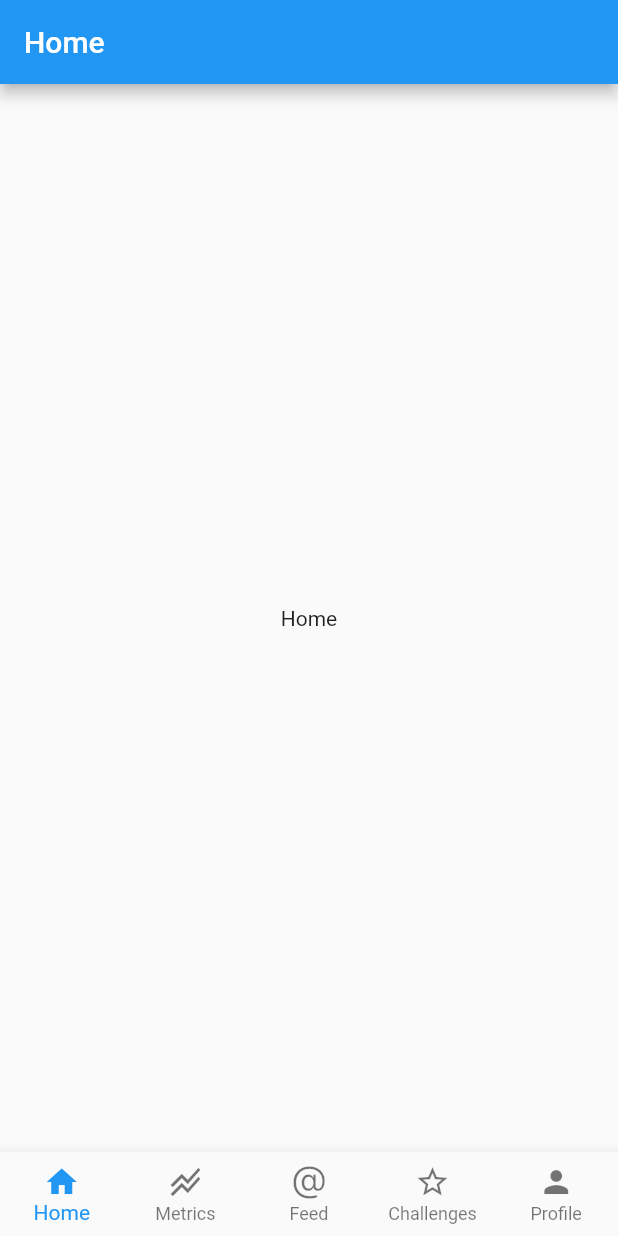
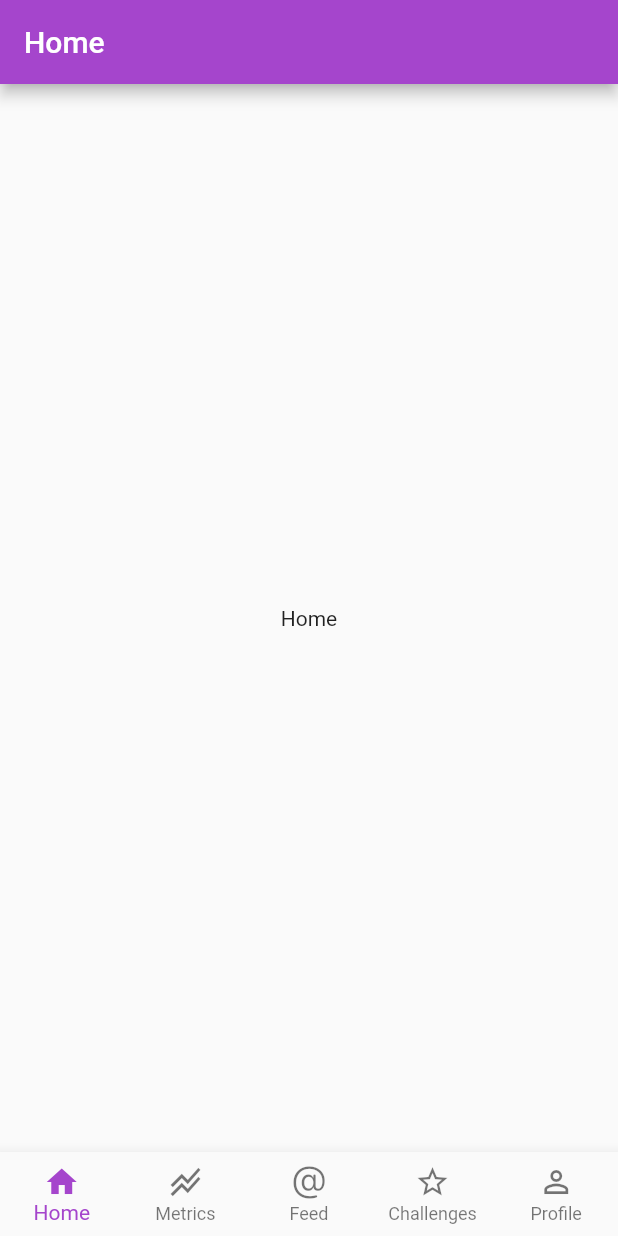
Before and after one commit to bakhtw1/Trifit, a Flutter app: the screen it shows after launch, on a phone screen of 412 x 824 dp. Run offline on Flutter 3.47's test engine with Material 2 defaults, Android fonts, the phone set to English and light mode, and no system bars.

Commit message:
Add custom style

```diff
--- /dev/null
+++ b/lib/assets/Styles.dart
@@ -0,0 +1,18 @@
+import 'package:flutter/material.dart';
+
+/*
+  This file can hold all of the custom colors / themes that we plan on using throughout the app (text styles, etc.)
+*/
+Map<int, Color> trifitColor =
+  {
+    50:Color.fromRGBO (165, 69, 204, .1),
+    100:Color.fromRGBO(165, 69, 204, .2),
+    200:Color.fromRGBO(165, 69, 204, .3),
+    300:Color.fromRGBO(165, 69, 204, .4),
+    400:Color.fromRGBO(165, 69, 204, .5),
+    500:Color.fromRGBO(165, 69, 204, .6),
+    600:Color.fromRGBO(165, 69, 204, .7),
+    700:Color.fromRGBO(165, 69, 204, .8),
+    800:Color.fromRGBO(165, 69, 204, .9),
+    900:Color.fromRGBO(165, 69, 204, 1),
+  };
--- a/lib/main.dart
+++ b/lib/main.dart
@@ -1,7 +1,7 @@
 import 'package:flutter/cupertino.dart';
 import 'package:flutter/material.dart';
-import 'Screens/screens.dart';
-
+import 'screens/screens.dart';
+import 'assets/Styles.dart' as tfStyle;
 void main() {
   runApp(const MyApp());
 }
@@ -15,104 +15,10 @@ class MyApp extends StatelessWidget {
     return MaterialApp(
       title: 'Flutter Demo',
       theme: ThemeData(
-        // This is the theme of your application.
-        //
-        // Try running your application with "flutter run". You'll see the
-        // application has a blue toolbar. Then, without quitting the app, try
-        // changing the primarySwatch below to Colors.green and then invoke
-        // "hot reload" (press "r" in the console where you ran "flutter run",
-        // or simply save your changes to "hot reload" in a Flutter IDE).
-        // Notice that the counter didn't reset back to zero; the application
-        // is not restarted.
-        primarySwatch: Colors.blue,
+        primarySwatch:MaterialColor(0xFFA545CC, tfStyle.trifitColor)
       ),
       debugShowCheckedModeBanner: false,
       home: const MyStatefulWidget(),
-    );
-  }
-}
-
-class MyHomePage extends StatefulWidget {
-  const MyHomePage({Key? key, required this.title}) : super(key: key);
-
-  // This widget is the home page of your application. It is stateful, meaning
-  // that it has a State object (defined below) that contains fields that affect
-  // how it looks.
-
-  // This class is the configuration for the state. It holds the values (in this
-  // case the title) provided by the parent (in this case the App widget) and
-  // used by the build method of the State. Fields in a Widget subclass are
-  // always marked "final".
-
-  final String title;
-
-  @override
-  State<MyHomePage> createState() => _MyHomePageState();
-}
-
-class _MyHomePageState extends State<MyHomePage> {
-  int _counter = 0;
-
-  void _incrementCounter() {
-    setState(() {
-      // This call to setState tells the Flutter framework that something has
-      // changed in this State, which causes it to rerun the build method below
-      // so that the display can reflect the updated values. If we changed
-      // _counter without calling setState(), then the build method would not be
-      // called again, and so nothing would appear to happen.
-      _counter++;
-    });
-  }
-
-  @override
-  Widget build(BuildContext context) {
-    // This method is rerun every time setState is called, for instance as done
-    // by the _incrementCounter method above.
-    //
-    // The Flutter framework has been optimized to make rerunning build methods
-    // fast, so that you can just rebuild anything that needs updating rather
-    // than having to individually change instances of widgets.
-    return Scaffold(
-      appBar: AppBar(
-        // Here we take the value from the MyHomePage object that was created by
-        // the App.build method, and use it to set our appbar title.
-        title: Text(widget.title),
-      ),
-      body: Center(
-        // Center is a layout widget. It takes a single child and positions it
-        // in the middle of the parent.
-        child: Column(
-          // Column is also a layout widget. It takes a list of children and
-          // arranges them vertically. By default, it sizes itself to fit its
-          // children horizontally, and tries to be as tall as its parent.
-          //
-          // Invoke "debug painting" (press "p" in the console, choose the
-          // "Toggle Debug Paint" action from the Flutter Inspector in Android
-          // Studio, or the "Toggle Debug Paint" command in Visual Studio Code)
-          // to see the wireframe for each widget.
-          //
-          // Column has various properties to control how it sizes itself and
-          // how it positions its children. Here we use mainAxisAlignment to
-          // center the children vertically; the main axis here is the vertical
-          // axis because Columns are vertical (the cross axis would be
-          // horizontal).
-          mainAxisAlignment: MainAxisAlignment.center,
-          children: <Widget>[
-            const Text(
-              'You have pushed the button this many times:',
-            ),
-            Text(
-              '$_counter',
-              style: Theme.of(context).textTheme.headline4,
-            ),
-          ],
-        ),
-      ),
-      floatingActionButton: FloatingActionButton(
-        onPressed: _incrementCounter,
-        tooltip: 'Increment',
-        child: const Icon(Icons.add),
-      ), // This trailing comma makes auto-formatting nicer for build methods.
     );
   }
 }
@@ -126,8 +32,6 @@ class MyStatefulWidget extends StatefulWidget {
 
 class _MyStatefulWidgetState extends State<MyStatefulWidget> {
   int _selectedIndex = 0;
-  static const TextStyle optionStyle =
-      TextStyle(fontSize: 30, fontWeight: FontWeight.bold);
   static const List<Widget> _widgetOptions = <Widget>[
     HomePage(),
     Metrics(),
@@ -167,7 +71,8 @@ class _MyStatefulWidgetState extends State<MyStatefulWidget> {
         type: BottomNavigationBarType.fixed,
         items: const <BottomNavigationBarItem>[
           BottomNavigationBarItem(
-            icon: Icon(Icons.home),
+            icon: Icon(Icons.home_outlined),
+            activeIcon: Icon(Icons.home),
             label: 'Home',
           ),
           BottomNavigationBarItem(
@@ -184,12 +89,13 @@ class _MyStatefulWidgetState extends State<MyStatefulWidget> {
             label: 'Challenges',
           ),
           BottomNavigationBarItem(
-            icon: Icon(Icons.person),
+            icon: Icon(Icons.person_outline),
+            activeIcon: Icon(Icons.person),
             label: 'Profile',
           ),
         ],
         currentIndex: _selectedIndex,
-        selectedItemColor: Colors.blue,
+        selectedItemColor: tfStyle.trifitColor[900],
         onTap: _onItemTapped,
       ),
     );
```
